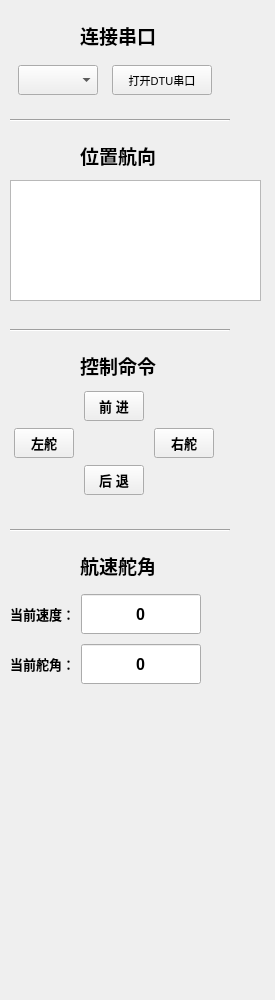
This is contriols.ui in Happyroots/LOL_FirstWin_Assistant as Qt 5 draws it before an edit. The edited form follows.
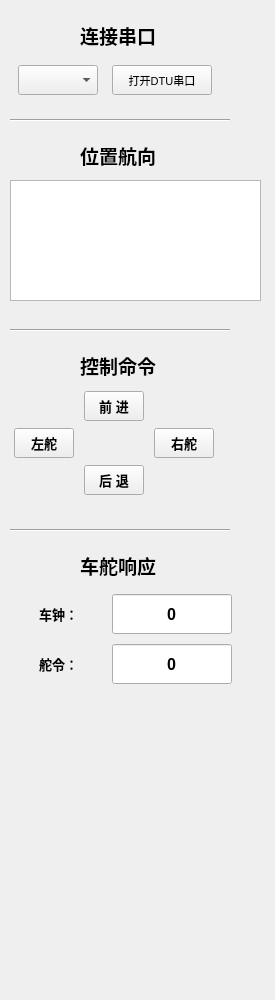
This is the edited form. Icons and pictures are not drawn.

Diff of the .ui file:
```diff
--- a/contriols.ui
+++ b/contriols.ui
@@ -150,55 +150,12 @@
     <rect>
      <x>10</x>
      <y>590</y>
-     <width>226</width>
+     <width>251</width>
      <height>99</height>
     </rect>
    </property>
    <layout class="QGridLayout" name="gridLayout_3">
-    <item row="1" column="0">
-     <widget class="QLabel" name="label_9">
-      <property name="font">
-       <font>
-        <pointsize>10</pointsize>
-        <weight>75</weight>
-        <bold>true</bold>
-       </font>
-      </property>
-      <property name="text">
-       <string>当前舵角：</string>
-      </property>
-     </widget>
-    </item>
-    <item row="1" column="1">
-     <widget class="QLineEdit" name="lineEdit_rudder_2">
-      <property name="minimumSize">
-       <size>
-        <width>120</width>
-        <height>40</height>
-       </size>
-      </property>
-      <property name="maximumSize">
-       <size>
-        <width>120</width>
-        <height>40</height>
-       </size>
-      </property>
-      <property name="font">
-       <font>
-        <pointsize>12</pointsize>
-        <weight>75</weight>
-        <bold>true</bold>
-       </font>
-      </property>
-      <property name="text">
-       <string>0</string>
-      </property>
-      <property name="alignment">
-       <set>Qt::AlignCenter</set>
-      </property>
-     </widget>
-    </item>
-    <item row="0" column="1">
+    <item row="0" column="3">
      <widget class="QLineEdit" name="lineEdit_propeller_2">
       <property name="minimumSize">
        <size>
@@ -228,6 +185,33 @@
      </widget>
     </item>
     <item row="0" column="0">
+     <spacer name="horizontalSpacer">
+      <property name="orientation">
+       <enum>Qt::Horizontal</enum>
+      </property>
+      <property name="sizeHint" stdset="0">
+       <size>
+        <width>40</width>
+        <height>20</height>
+       </size>
+      </property>
+     </spacer>
+    </item>
+    <item row="1" column="1">
+     <widget class="QLabel" name="label_9">
+      <property name="font">
+       <font>
+        <pointsize>10</pointsize>
+        <weight>75</weight>
+        <bold>true</bold>
+       </font>
+      </property>
+      <property name="text">
+       <string>舵令：</string>
+      </property>
+     </widget>
+    </item>
+    <item row="0" column="1">
      <widget class="QLabel" name="label_7">
       <property name="font">
        <font>
@@ -243,12 +227,54 @@
        <bool>true</bool>
       </property>
       <property name="text">
-       <string>当前速度：</string>
+       <string>车钟：</string>
+      </property>
+     </widget>
+    </item>
+    <item row="1" column="3">
+     <widget class="QLineEdit" name="lineEdit_rudder_2">
+      <property name="minimumSize">
+       <size>
+        <width>120</width>
+        <height>40</height>
+       </size>
+      </property>
+      <property name="maximumSize">
+       <size>
+        <width>120</width>
+        <height>40</height>
+       </size>
+      </property>
+      <property name="font">
+       <font>
+        <pointsize>12</pointsize>
+        <weight>75</weight>
+        <bold>true</bold>
+       </font>
+      </property>
+      <property name="text">
+       <string>0</string>
+      </property>
+      <property name="alignment">
+       <set>Qt::AlignCenter</set>
       </property>
      </widget>
     </item>
     <item row="0" column="2">
-     <spacer name="horizontalSpacer">
+     <spacer name="horizontalSpacer_2">
+      <property name="orientation">
+       <enum>Qt::Horizontal</enum>
+      </property>
+      <property name="sizeHint" stdset="0">
+       <size>
+        <width>40</width>
+        <height>20</height>
+       </size>
+      </property>
+     </spacer>
+    </item>
+    <item row="0" column="4">
+     <spacer name="horizontalSpacer_3">
       <property name="orientation">
        <enum>Qt::Horizontal</enum>
       </property>
@@ -279,7 +305,7 @@
     </font>
    </property>
    <property name="text">
-    <string>航速舵角</string>
+    <string>车舵响应</string>
    </property>
   </widget>
   <widget class="QTableView" name="tableView_data">
```
